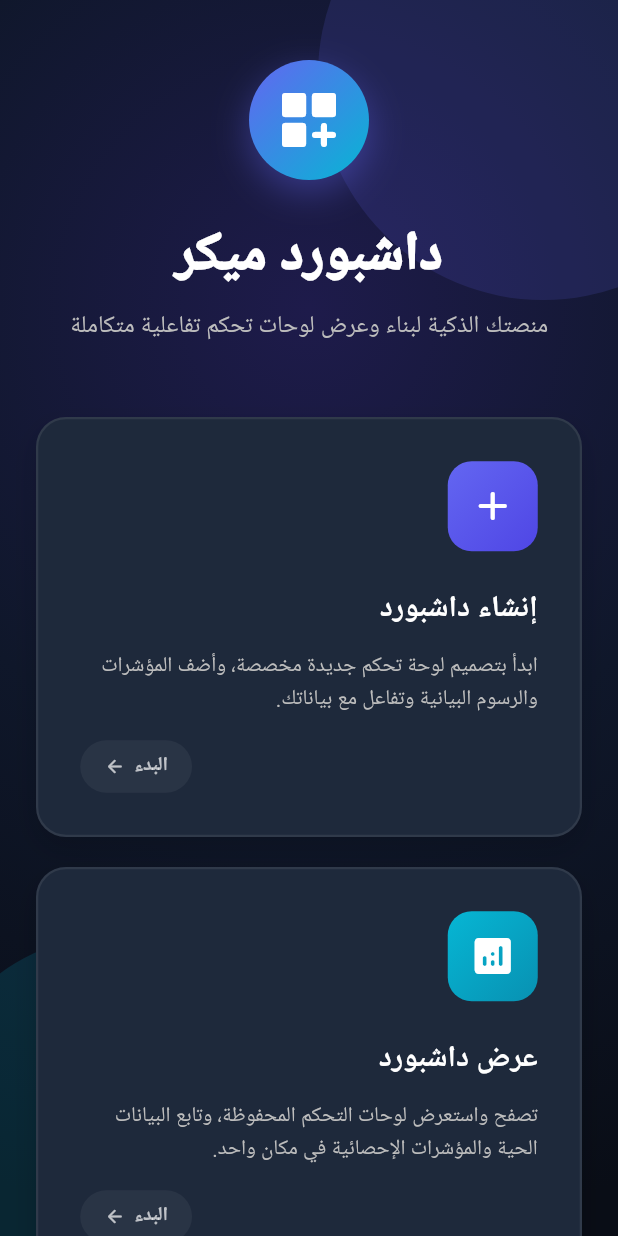
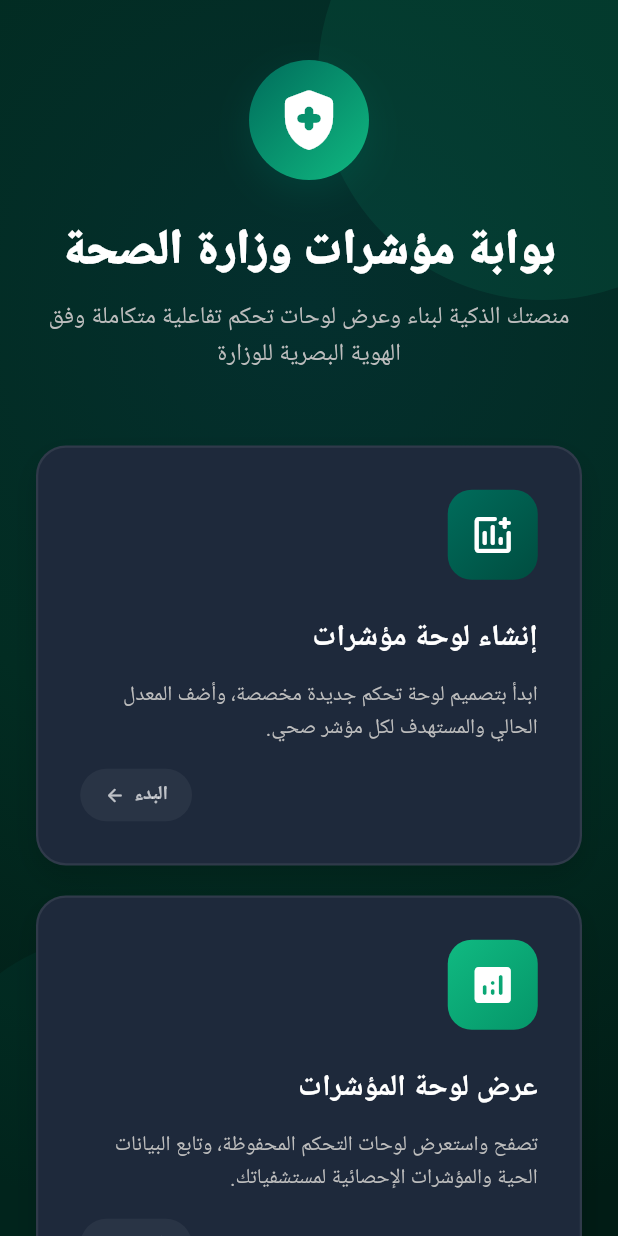
Before and after one commit to saud-saud11/dashboard-maker, a Flutter app: the screen it shows after launch, on a phone screen of 412 x 824 dp. Run offline on Flutter 3.47's test engine with Material 3 defaults, Android fonts, the phone set to English and light mode, and no system bars; our stand-ins replace shared_preferences; missing offline and left inert: dart:html.

Commit message:
feat: apply moh colors, add auto-save, and remove emojis

```diff
--- a/lib/main.dart
+++ b/lib/main.dart
@@ -11,17 +11,17 @@ class DashboardMakerApp extends StatelessWidget {
   @override
   Widget build(BuildContext context) {
     return MaterialApp(
-      title: 'Dashboard Maker',
+      title: 'صانع لوحات التحكم لوزارة الصحة',
       debugShowCheckedModeBanner: false,
       themeMode: ThemeMode.dark,
       darkTheme: ThemeData(
         brightness: Brightness.dark,
         useMaterial3: true,
-        scaffoldBackgroundColor: const Color(0xFF0B0F19),
+        scaffoldBackgroundColor: const Color(0xFF022C22),
         colorScheme: const ColorScheme.dark(
-          primary: Color(0xFF6366F1), // Indigo
-          secondary: Color(0xFF06B6D4), // Cyan
-          surface: Color(0xFF1E293B), // Slate 800
+          primary: Color(0xFF10B981), // Emerald/Mint
+          secondary: Color(0xFF006C5B), // MOH Deep Teal
+          surface: Color(0xFF064E3B), // Dark Emerald Surface
         ),
       ),
       // Set localization support for Arabic (RTL)
@@ -54,9 +54,9 @@ class _DashboardPortalPageState extends State<DashboardPortalPage> {
                 decoration: const BoxDecoration(
                   gradient: RadialGradient(
                     colors: [
-                      Color(0xFF1E1B4B), // Very deep purple/indigo
-                      Color(0xFF0F172A), // Slate 900
-                      Color(0xFF090D16), // Midnight
+                      Color(0xFF042F2E), // Dark Teal
+                      Color(0xFF022C22), // Dark Green
+                      Color(0xFF011C15), // Midnight Green
                     ],
                     center: Alignment(0, -0.5),
                     radius: 1.5,
@@ -73,7 +73,7 @@ class _DashboardPortalPageState extends State<DashboardPortalPage> {
                 height: 300,
                 decoration: const BoxDecoration(
                   shape: BoxShape.circle,
-                  color: Color(0x266366F1),
+                  color: Color(0x1A10B981),
                 ),
               ),
             ),
@@ -85,7 +85,7 @@ class _DashboardPortalPageState extends State<DashboardPortalPage> {
                 height: 250,
                 decoration: const BoxDecoration(
                   shape: BoxShape.circle,
-                  color: Color(0x2606B6D4),
+                  color: Color(0x1A006C5B),
                 ),
               ),
             ),
@@ -141,20 +141,20 @@ class _DashboardPortalPageState extends State<DashboardPortalPage> {
             decoration: BoxDecoration(
               shape: BoxShape.circle,
               gradient: const LinearGradient(
-                colors: [Color(0xFF6366F1), Color(0xFF06B6D4)],
+                colors: [Color(0xFF006C5B), Color(0xFF10B981)],
                 begin: Alignment.topLeft,
                 end: Alignment.bottomRight,
               ),
               boxShadow: [
                 BoxShadow(
-                  color: const Color(0x666366F1),
+                  color: const Color(0x44006C5B),
                   blurRadius: 20,
                   offset: const Offset(0, 8),
                 ),
               ],
             ),
             child: const Icon(
-              Icons.dashboard_customize_rounded,
+              Icons.health_and_safety_rounded,
               size: 48,
               color: Colors.white,
             ),
@@ -163,17 +163,16 @@ class _DashboardPortalPageState extends State<DashboardPortalPage> {
 
           // App Title
           const Text(
-            'داشبورد ميكر',
+            'بوابة مؤشرات وزارة الصحة',
             style: TextStyle(
-              fontSize: 36,
+              fontSize: 32,
               fontWeight: FontWeight.w900,
-              letterSpacing: 0.5,
               color: Colors.white,
             ),
           ),
           const SizedBox(height: 8),
           Text(
-            'منصتك الذكية لبناء وعرض لوحات تحكم تفاعلية متكاملة',
+            'منصتك الذكية لبناء وعرض لوحات تحكم تفاعلية متكاملة وفق الهوية البصرية للوزارة',
             textAlign: TextAlign.center,
             style: TextStyle(
               fontSize: 16,
@@ -189,20 +188,20 @@ class _DashboardPortalPageState extends State<DashboardPortalPage> {
                   mainAxisAlignment: MainAxisAlignment.center,
                   children: [
                     Expanded(child: _buildChoiceCard(
-                      title: 'إنشاء داشبورد',
-                      subtitle: 'ابدأ بتصميم لوحة تحكم جديدة مخصصة، وأضف المؤشرات والرسوم البيانية وتفاعل مع بياناتك.',
-                      icon: Icons.add_rounded,
-                      gradientColors: [const Color(0xFF6366F1), const Color(0xFF4F46E5)],
-                      glowColor: const Color(0xFF6366F1),
+                      title: 'إنشاء لوحة مؤشرات',
+                      subtitle: 'ابدأ بتصميم لوحة تحكم جديدة مخصصة، وأضف المعدل الحالي والمستهدف لكل مؤشر صحي.',
+                      icon: Icons.add_chart_rounded,
+                      gradientColors: [const Color(0xFF006C5B), const Color(0xFF004D40)],
+                      glowColor: const Color(0xFF006C5B),
                       onTap: () => setState(() => _selectedAction = 'create'),
                     )),
                     const SizedBox(width: 24),
                     Expanded(child: _buildChoiceCard(
-                      title: 'عرض داشبورد',
-                      subtitle: 'تصفح واستعرض لوحات التحكم المحفوظة، وتابع البيانات الحية والمؤشرات الإحصائية في مكان واحد.',
+                      title: 'عرض لوحة المؤشرات',
+                      subtitle: 'تصفح واستعرض لوحات التحكم المحفوظة، وتابع البيانات الحية والمؤشرات الإحصائية لمستشفياتك.',
                       icon: Icons.analytics_rounded,
-                      gradientColors: [const Color(0xFF06B6D4), const Color(0xFF0891B2)],
-                      glowColor: const Color(0xFF06B6D4),
+                      gradientColors: [const Color(0xFF10B981), const Color(0xFF059669)],
+                      glowColor: const Color(0xFF10B981),
                       onTap: () => setState(() => _selectedAction = 'view'),
                     )),
                   ],
@@ -210,20 +209,20 @@ class _DashboardPortalPageState extends State<DashboardPortalPage> {
               : Column(
                   children: [
                     _buildChoiceCard(
-                      title: 'إنشاء داشبورد',
-                      subtitle: 'ابدأ بتصميم لوحة تحكم جديدة مخصصة، وأضف المؤشرات والرسوم البيانية وتفاعل مع بياناتك.',
-                      icon: Icons.add_rounded,
-                      gradientColors: [const Color(0xFF6366F1), const Color(0xFF4F46E5)],
-                      glowColor: const Color(0xFF6366F1),
+                      title: 'إنشاء لوحة مؤشرات',
+                      subtitle: 'ابدأ بتصميم لوحة تحكم جديدة مخصصة، وأضف المعدل الحالي والمستهدف لكل مؤشر صحي.',
+                      icon: Icons.add_chart_rounded,
+                      gradientColors: [const Color(0xFF006C5B), const Color(0xFF004D40)],
+                      glowColor: const Color(0xFF006C5B),
                       onTap: () => setState(() => _selectedAction = 'create'),
                     ),
                     const SizedBox(height: 20),
                     _buildChoiceCard(
-                      title: 'عرض داشبورد',
-                      subtitle: 'تصفح واستعرض لوحات التحكم المحفوظة، وتابع البيانات الحية والمؤشرات الإحصائية في مكان واحد.',
+                      title: 'عرض لوحة المؤشرات',
+                      subtitle: 'تصفح واستعرض لوحات التحكم المحفوظة، وتابع البيانات الحية والمؤشرات الإحصائية لمستشفياتك.',
                       icon: Icons.analytics_rounded,
-                      gradientColors: [const Color(0xFF06B6D4), const Color(0xFF0891B2)],
-                      glowColor: const Color(0xFF06B6D4),
+                      gradientColors: [const Color(0xFF10B981), const Color(0xFF059669)],
+                      glowColor: const Color(0xFF10B981),
                       onTap: () => setState(() => _selectedAction = 'view'),
                     ),
                   ],
--- a/pubspec.yaml
+++ b/pubspec.yaml
@@ -35,6 +35,7 @@ dependencies:
   # Use with the CupertinoIcons class for iOS style icons.
   cupertino_icons: ^1.0.8
   fl_chart: ^0.70.2
+  shared_preferences: ^2.5.5
 
 dev_dependencies:
   flutter_test:
```
Also changed, not shown: lib/pages/create_dashboard_page.dart (+133 -36 lines), pubspec.lock, 1 other file.
